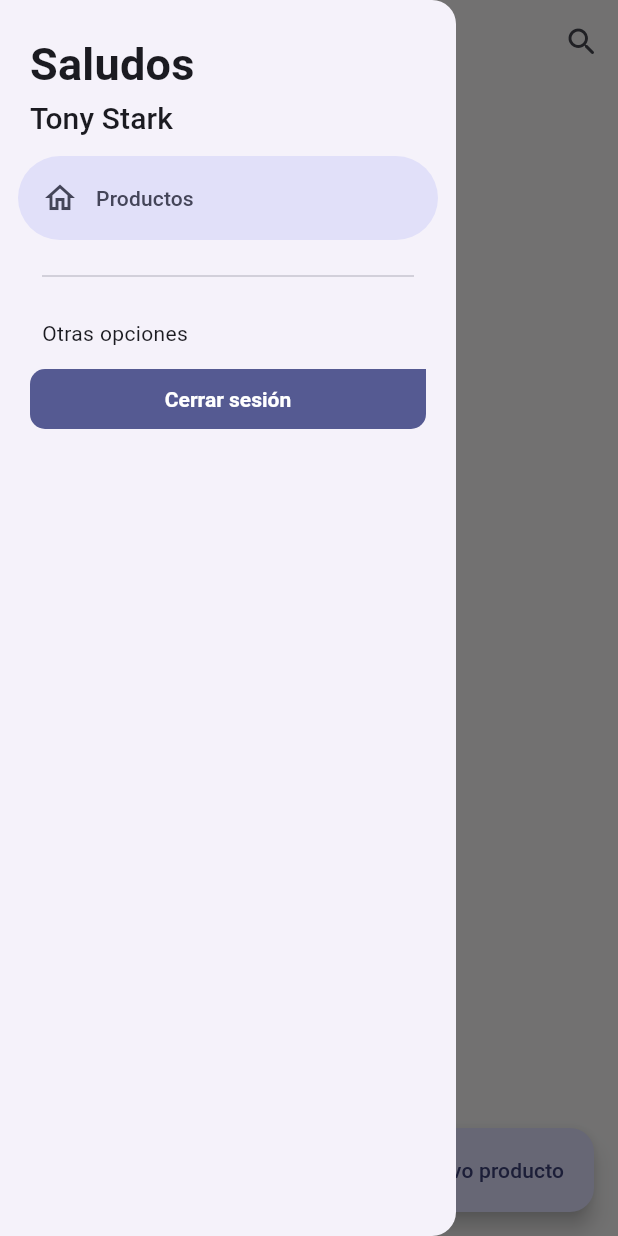
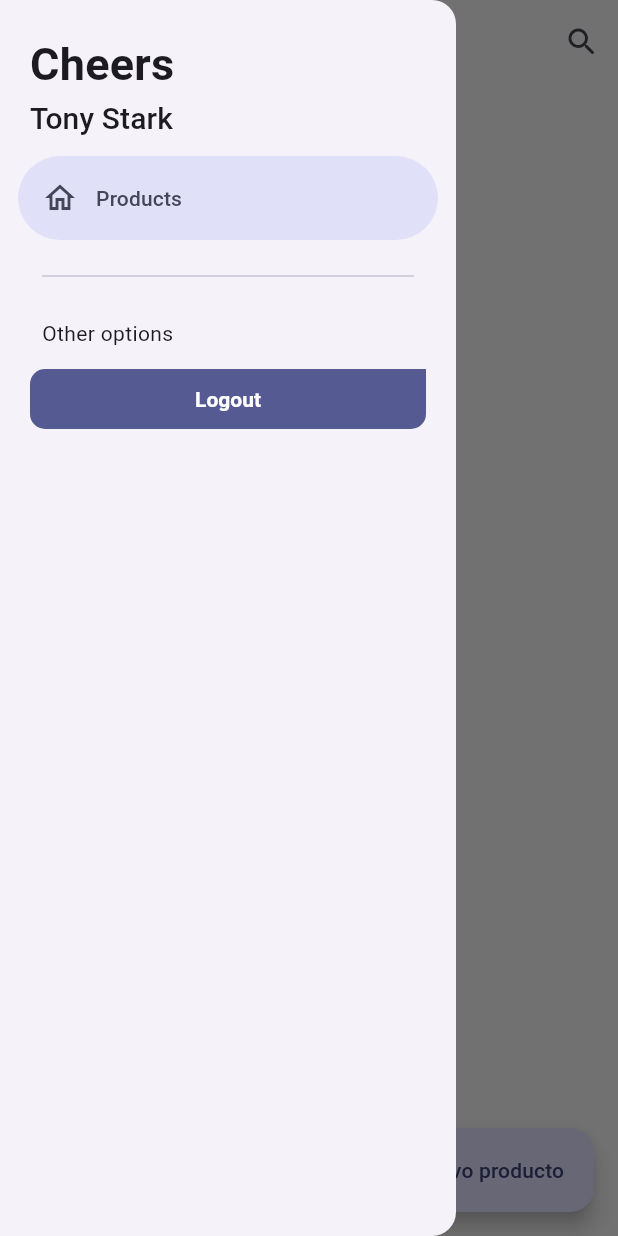
Before and after one commit to ivgomez/teslo_shop, a Flutter app: the ProductsScreen screen opened by its route, with the side drawer open, on a phone screen of 412 x 824 dp. Run offline on Flutter 3.47's test engine with Material 3 defaults, Android fonts, the phone set to English and light mode, and no system bars; our stand-ins replace dio, flutter_dotenv, flutter_riverpod, formz, go_router, google_fonts and 1 more; accounts and stored records are empty; project files that could hold a hidden picture were left out.

```diff
--- a/lib/features/auth/infrastructure/datasources/auth_datasource_impl.dart
+++ b/lib/features/auth/infrastructure/datasources/auth_datasource_impl.dart
@@ -65,7 +65,6 @@ class AuthDataSourceImpl extends AuthDataSource {
 
   @override
   Future<User> register(String email, String password, String fullName) {
-    // TODO: implement register
     throw UnimplementedError();
   }
 
--- a/lib/features/auth/presentation/providers/login_form_provider.dart
+++ b/lib/features/auth/presentation/providers/login_form_provider.dart
@@ -84,7 +84,11 @@ class LoginFormNotifier extends StateNotifier<LoginFormState> {
 
     if (! state.isValid ) return;
 
+    state = state.copyWitch(isPosting: true);
+
     await loginUserCallback( state.email.value, state.password.value);
+
+    state = state.copyWitch(isPosting: false);
   }
 
   _touchEveryField() {
--- a/lib/features/auth/presentation/screens/screens.dart
+++ b/lib/features/auth/presentation/screens/screens.dart
@@ -1,2 +1,3 @@
 export 'login_screen.dart';
 export 'register_screen.dart';
+export 'check_auth_status_screen.dart';
--- a/lib/features/shared/widgets/custom_text_form_field.dart
+++ b/lib/features/shared/widgets/custom_text_form_field.dart
@@ -9,6 +9,7 @@ class CustomTextFormField extends StatelessWidget {
   final bool obscureText;
   final TextInputType? keyboardType;
   final Function(String)? onChanged;
+  final Function(String)? onFieldSubmitted;
   final String? Function(String?)? validator;
 
   const CustomTextFormField({
@@ -19,6 +20,7 @@ class CustomTextFormField extends StatelessWidget {
     this.obscureText = false,
     this.keyboardType = TextInputType.text,
     this.onChanged,
+    this.onFieldSubmitted,
     this.validator,
   });
 
@@ -50,6 +52,7 @@ class CustomTextFormField extends StatelessWidget {
       child: TextFormField(
         onChanged: onChanged,
         validator: validator,
+        onFieldSubmitted: onFieldSubmitted,
         obscureText: obscureText,
         keyboardType: keyboardType,
         style: const TextStyle( fontSize: 20, color: Colors.black54 ),
--- a/lib/features/shared/widgets/side_menu.dart
+++ b/lib/features/shared/widgets/side_menu.dart
@@ -1,8 +1,10 @@
 import 'package:flutter/material.dart';
+import 'package:flutter_riverpod/flutter_riverpod.dart';
+import 'package:teslo_shop/features/auth/presentation/providers/auth_provider.dart';
 //import 'package:go_router/go_router.dart';
 import 'package:teslo_shop/features/shared/shared.dart';
 
-class SideMenu extends StatefulWidget {
+class SideMenu extends ConsumerStatefulWidget {
 
   final GlobalKey<ScaffoldState> scaffoldKey;
 
@@ -12,10 +14,10 @@ class SideMenu extends StatefulWidget {
   });
 
   @override
-  State<SideMenu> createState() => _SideMenuState();
+  SideMenuState createState() => SideMenuState();
 }
 
-class _SideMenuState extends State<SideMenu> {
+class SideMenuState extends ConsumerState<SideMenu> {
 
   int navDrawerIndex = 0;
 
@@ -44,7 +46,7 @@ class _SideMenuState extends State<SideMenu> {
 
         Padding(
           padding: EdgeInsets.fromLTRB(20, hasNotch ? 0 : 20, 16, 0),
-          child: Text('Saludos', style: textStyles.titleMedium ),
+          child: Text('Cheers', style: textStyles.titleMedium ),
         ),
 
         Padding(
@@ -54,7 +56,7 @@ class _SideMenuState extends State<SideMenu> {
 
         const NavigationDrawerDestination(
             icon: Icon( Icons.home_outlined ),
-            label: Text( 'Productos' ),
+            label: Text( 'Products' ),
         ),
 
 
@@ -65,15 +67,17 @@ class _SideMenuState extends State<SideMenu> {
 
         const Padding(
           padding: EdgeInsets.fromLTRB(28, 10, 16, 10),
-          child: Text('Otras opciones'),
+          child: Text('Other options'),
         ),
 
 
         Padding(
           padding: const EdgeInsets.symmetric(horizontal: 20),
           child: CustomFilledButton(
-            onPressed: () {},
-            text: 'Cerrar sesión'
+            onPressed: () {
+              ref.read(authProvider.notifier).logout();
+            },
+            text: 'Logout',
           ),
         ),
 
--- a/lib/main.dart
+++ b/lib/main.dart
@@ -10,11 +10,12 @@ void main() async {
   );
 }
 
-class MainApp extends StatelessWidget {
+class MainApp extends ConsumerWidget {
   const MainApp({super.key});
 
   @override
-  Widget build(BuildContext context) {
+  Widget build(BuildContext context, WidgetRef ref) {
+    final appRouter = ref.watch(goRouterProvider);
     return MaterialApp.router(
       routerConfig: appRouter,
       theme: AppTheme().getTheme(),
```
Also changed, not shown: lib/config/router/app_router.dart (+40 -11 lines), lib/config/router/app_router_notifier.dart (added, +31 -0 lines), lib/features/auth/presentation/screens/check_auth_status_screen.dart (added, +14 -0 lines), lib/features/auth/presentation/screens/login_screen.dart (+4 -6 lines).
